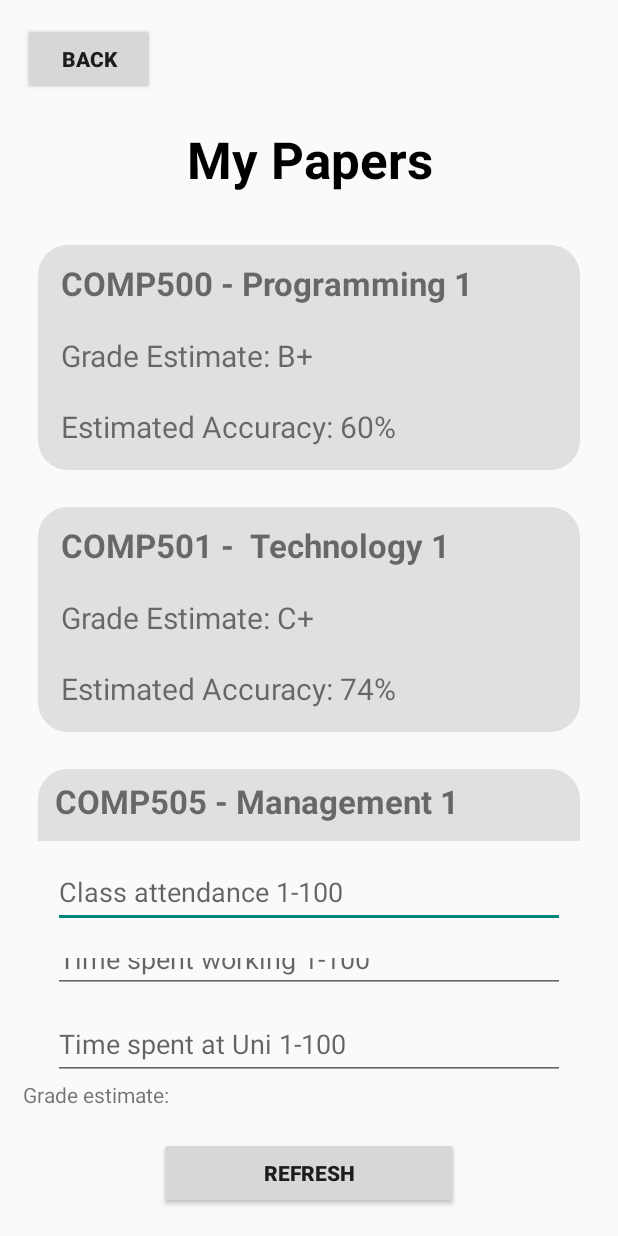
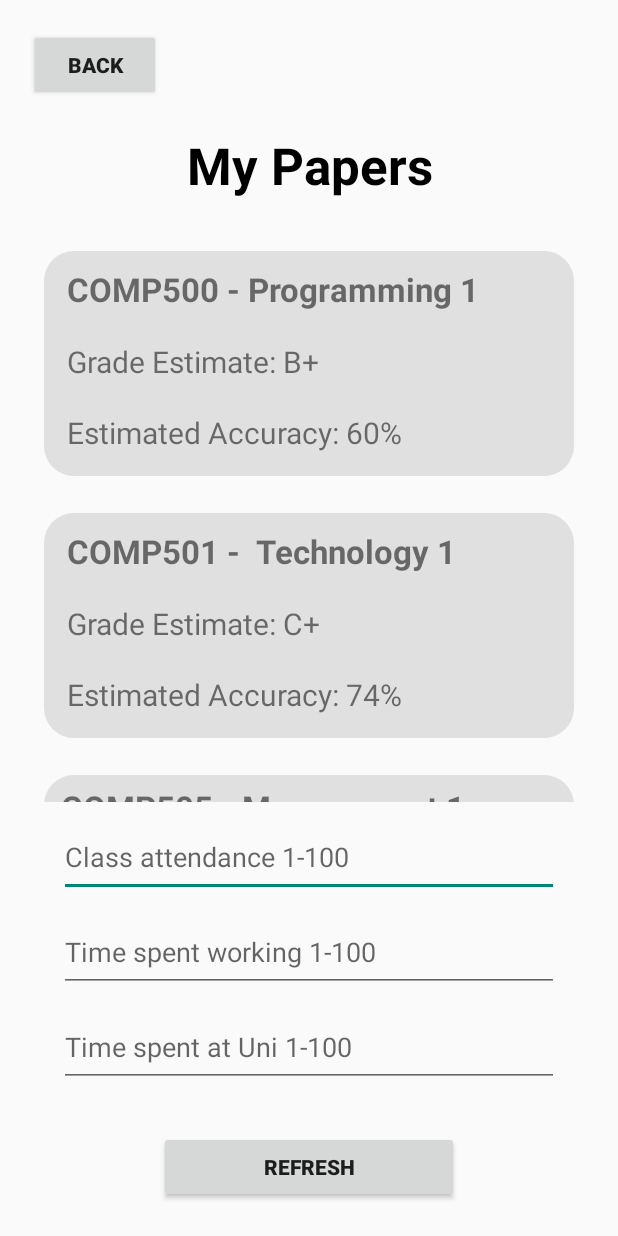
Before and after one commit to zwsaqx/MobileSystemsCOMP713, an Android app built with Jetpack Compose: the layout my_papers_activity.xml on its own in the app's theme, with its tools: preview values and no code run, on a phone screen of 412 x 824 dp. Run offline under Robolectric (Android 15) with nearby library versions, the phone set to English and light mode, and no system bars.

Commit message:
final commit

```diff
--- a/app/src/main/res/layout/menu_activity.xml
+++ b/app/src/main/res/layout/menu_activity.xml
@@ -27,7 +27,7 @@
             android:textStyle="bold" />
 
         <Space
-            android:layout_width="84dp"
+            android:layout_width="wrap_content"
             android:layout_height="52dp"
             android:layout_weight="1" />
 
--- a/app/src/main/res/layout/my_papers_activity.xml
+++ b/app/src/main/res/layout/my_papers_activity.xml
@@ -4,7 +4,7 @@
     xmlns:tools="http://schemas.android.com/tools"
     android:layout_width="match_parent"
     android:layout_height="match_parent"
-    android:layout_margin="15dp"
+    android:layout_margin="19dp"
     android:gravity="top|center"
     android:orientation="vertical"> <!-- padding so buttons don't touch screen edges -->
 
@@ -39,7 +39,7 @@
 
         <androidx.core.widget.NestedScrollView
             android:layout_width="match_parent"
-            android:layout_height="412dp"
+            android:layout_height="382dp"
             android:fillViewport="true"
             android:verticalScrollbarPosition="right">
 
@@ -156,11 +156,11 @@
         <EditText
             android:id="@+id/editTextnumber"
             android:layout_width="match_parent"
-            android:layout_height="wrap_content"
+            android:layout_height="53dp"
             android:layout_marginTop="10dp"
             android:ems="10"
             android:hint="Class attendance 1-100"
-            android:inputType="number"
+            android:inputType="numberDecimal"
             android:minHeight="48dp"
             android:radius="12dp"
             android:layout_marginLeft="20dp"
@@ -170,34 +170,28 @@
         <EditText
             android:id="@+id/editTextnumber2"
             android:layout_width="match_parent"
-            android:layout_height="33dp"
+            android:layout_height="53dp"
             android:layout_marginLeft="20dp"
             android:layout_marginTop="10dp"
             android:layout_marginRight="20dp"
             android:ems="10"
             android:hint="Time spent working 1-100"
-            android:inputType="number"
+            android:inputType="numberDecimal"
             android:minHeight="48dp"
             android:radius="12dp" />
 
         <EditText
             android:id="@+id/editTextnumber3"
             android:layout_width="match_parent"
-            android:layout_height="wrap_content"
+            android:layout_height="53dp"
             android:layout_marginLeft="20dp"
             android:layout_marginTop="10dp"
             android:layout_marginRight="20dp"
             android:ems="10"
             android:hint="Time spent at Uni 1-100"
-            android:inputType="text"
+            android:inputType="numberDecimal"
             android:minHeight="48dp"
             android:radius="12dp" />
-
-        <TextView
-            android:id="@+id/textView10"
-            android:layout_width="match_parent"
-            android:layout_height="wrap_content"
-            android:text="Grade estimate: " />
 
 
     </LinearLayout>
```
Also changed, not shown: app/src/main/java/com/example/gradeestimatorapplication/MainActivity.kt (+20 -25 lines), 3 other files.
